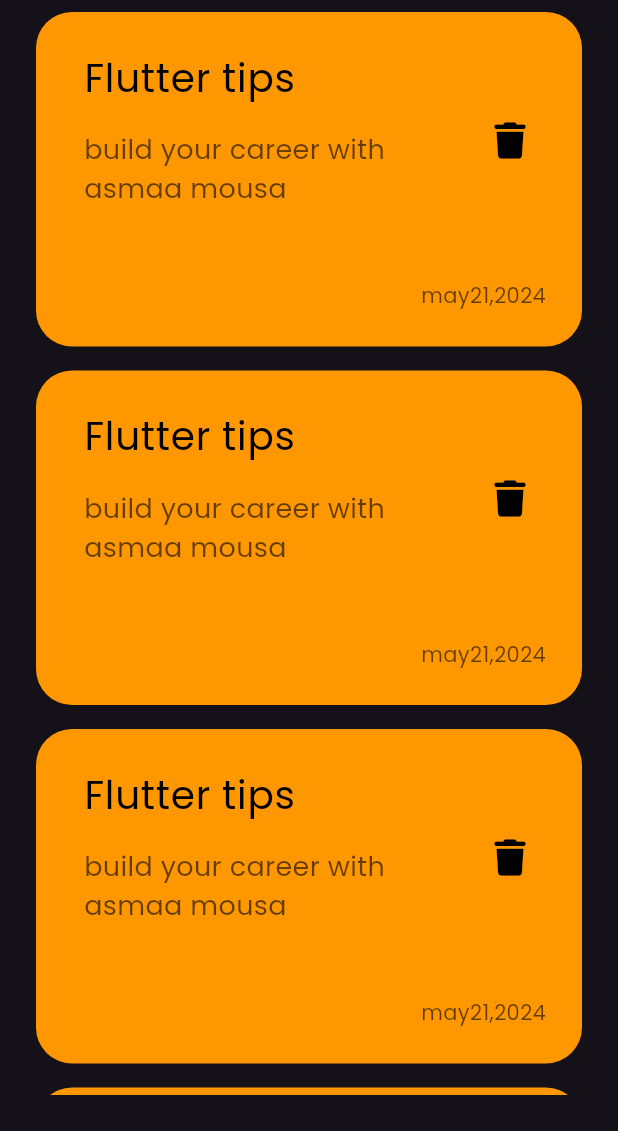
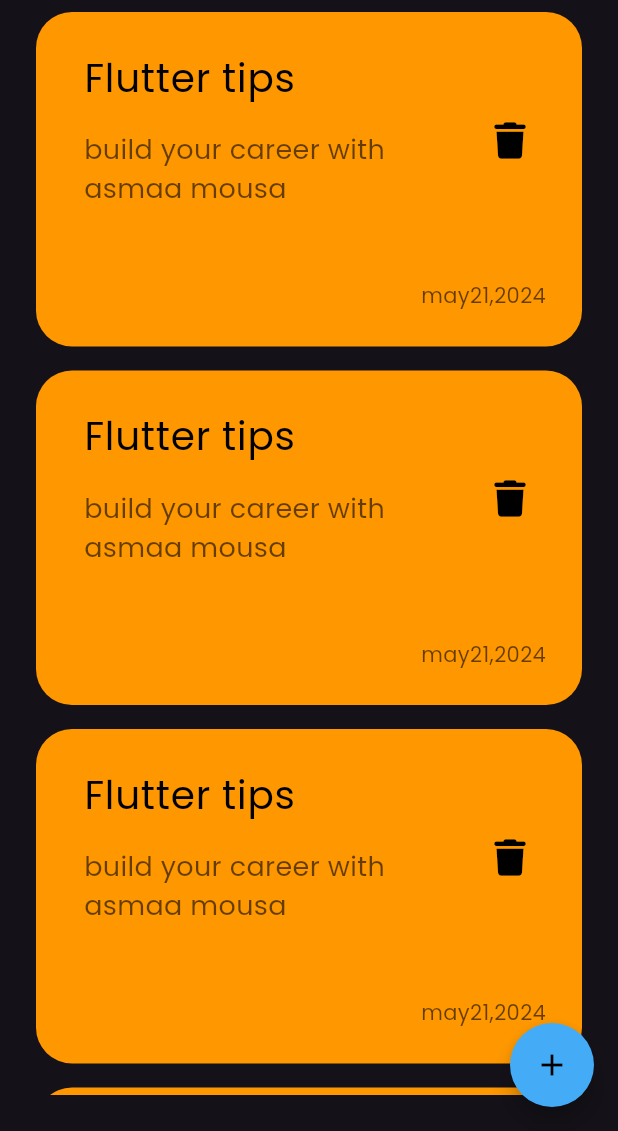
Before and after one commit to asmaamousa/notes-app, a Flutter app: the screen it shows after launch, on a phone screen of 412 x 824 dp, the part 105-1236 px from its top. Run offline on Flutter 3.47's test engine with Material 3 defaults, Android fonts, the phone set to English and light mode, and no system bars; our stand-ins replace font_awesome_flutter.

Commit message:
Add floating action button

```diff
--- a/lib/views/NotesView.dart
+++ b/lib/views/NotesView.dart
@@ -6,8 +6,13 @@ class Notesview extends StatelessWidget {
 
   @override
   Widget build(BuildContext context) {
-    return  const Scaffold(
-    body: Notesviewbody(),
+    return   Scaffold(
+      floatingActionButton: FloatingActionButton(shape:RoundedRectangleBorder(
+    borderRadius: BorderRadius.circular(50),
+  ),
+      backgroundColor: Color.fromARGB(255, 68, 172, 247),
+        onPressed: (){} , child:const Icon(Icons.add,color: Colors.black,)),
+    body: const Notesviewbody(),
       );
 
   }
```
